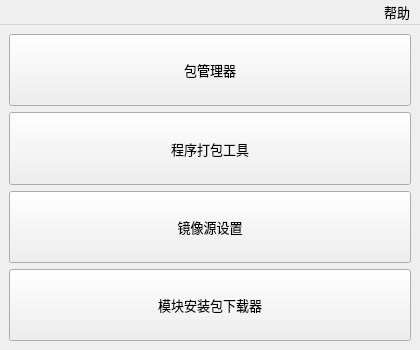
The window that interface/main_interface.ui (hrpzcf/AwesomePyKit) describes before a commit, drawn with Qt 5.
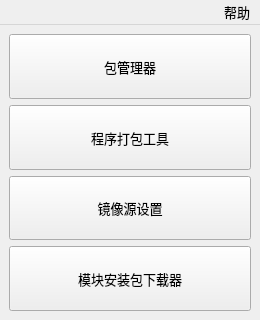
The same window after the commit.

Commit message: 更改主窗口初始大小

```diff
--- a/interface/main_interface.ui
+++ b/interface/main_interface.ui
@@ -6,20 +6,20 @@
    <rect>
     <x>0</x>
     <y>0</y>
-    <width>420</width>
-    <height>350</height>
+    <width>260</width>
+    <height>320</height>
    </rect>
   </property>
   <property name="minimumSize">
    <size>
-    <width>420</width>
-    <height>350</height>
+    <width>260</width>
+    <height>320</height>
    </size>
   </property>
   <property name="maximumSize">
    <size>
-    <width>420</width>
-    <height>350</height>
+    <width>260</width>
+    <height>320</height>
    </size>
   </property>
   <property name="font">
@@ -108,8 +108,8 @@
     <rect>
      <x>0</x>
      <y>0</y>
-     <width>420</width>
-     <height>29</height>
+     <width>260</width>
+     <height>23</height>
     </rect>
    </property>
    <property name="layoutDirection">
```
Left out of the diff: 8 changed lines with no effect on the pictures. The commit also changes 1 other file.
